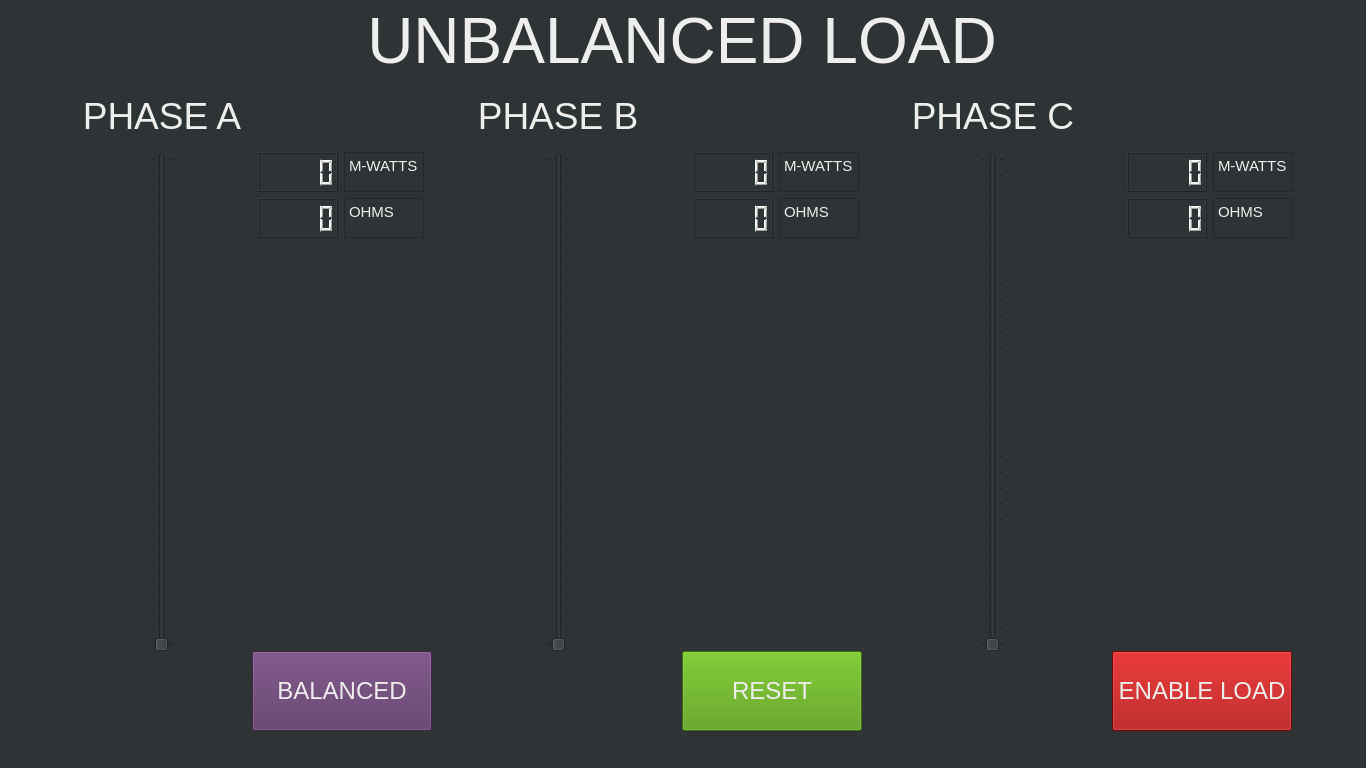
This is LoadControlGUI/Rev2.0/LoadControlGUI_Man.ui in USAFACyberPower/CyberPower as Qt 5 draws it before an edit. The edited form follows.
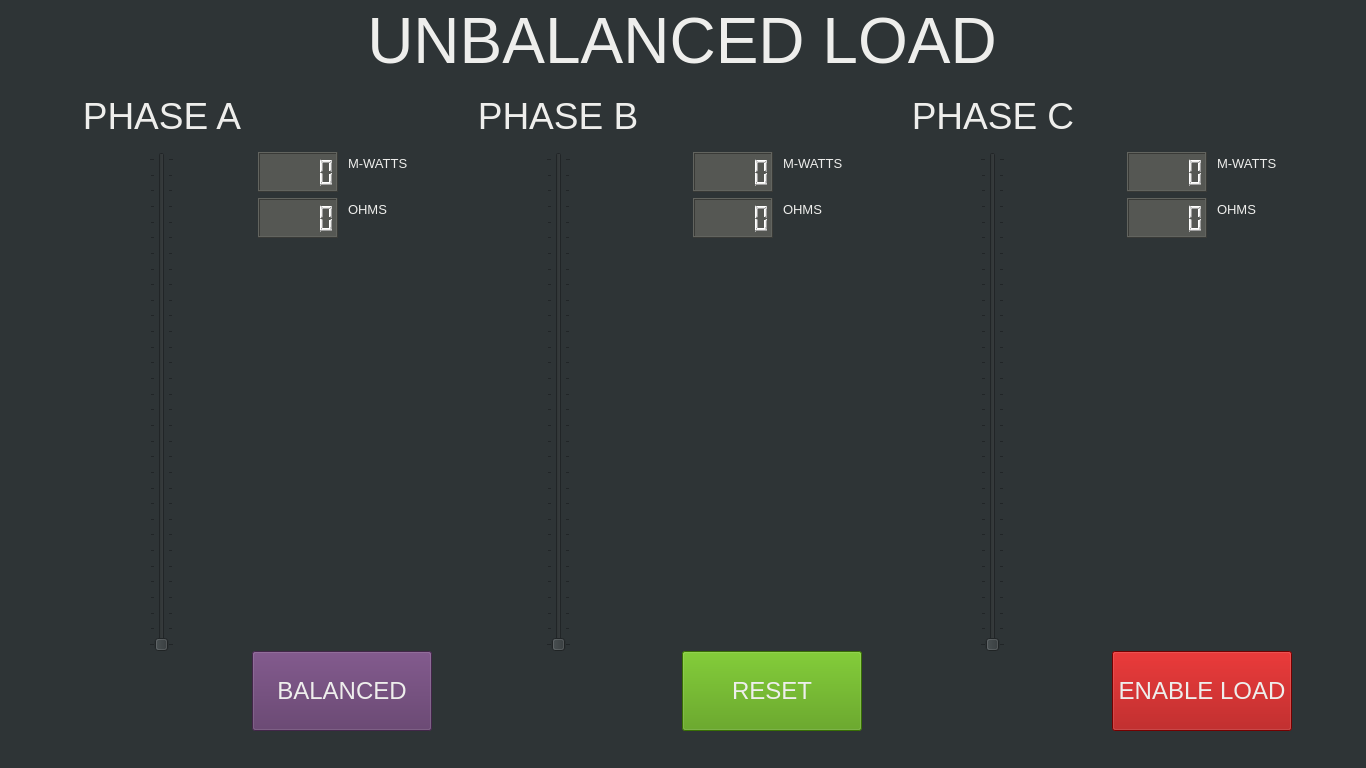
This is the edited form.

Commit message: Load Control GUI balanced complete. Test 1.

What changed in the file:
```diff
--- a/LoadControlGUI/Rev2.0/LoadControlGUI_Man.ui
+++ b/LoadControlGUI/Rev2.0/LoadControlGUI_Man.ui
@@ -380,12 +380,15 @@
             <height>40</height>
            </size>
           </property>
+          <property name="frameShape">
+           <enum>QFrame::NoFrame</enum>
+          </property>
           <property name="html">
            <string>&lt;!DOCTYPE HTML PUBLIC &quot;-//W3C//DTD HTML 4.0//EN&quot; &quot;http://www.w3.org/TR/REC-html40/strict.dtd&quot;&gt;
 &lt;html&gt;&lt;head&gt;&lt;meta name=&quot;qrichtext&quot; content=&quot;1&quot; /&gt;&lt;style type=&quot;text/css&quot;&gt;
 p, li { white-space: pre-wrap; }
 &lt;/style&gt;&lt;/head&gt;&lt;body style=&quot; font-family:'Ubuntu'; font-size:11pt; font-weight:400; font-style:normal;&quot;&gt;
-&lt;p style=&quot; margin-top:0px; margin-bottom:0px; margin-left:0px; margin-right:0px; -qt-block-indent:0; text-indent:0px;&quot;&gt;&lt;span style=&quot; color:#eeeeec;&quot;&gt;OHMS&lt;/span&gt;&lt;/p&gt;&lt;/body&gt;&lt;/html&gt;</string>
+&lt;p style=&quot; margin-top:0px; margin-bottom:0px; margin-left:0px; margin-right:0px; -qt-block-indent:0; text-indent:0px;&quot;&gt;&lt;span style=&quot; font-size:10pt; color:#eeeeec;&quot;&gt;OHMS&lt;/span&gt;&lt;/p&gt;&lt;/body&gt;&lt;/html&gt;</string>
           </property>
          </widget>
         </item>
@@ -403,12 +406,15 @@
             <height>40</height>
            </size>
           </property>
+          <property name="frameShape">
+           <enum>QFrame::NoFrame</enum>
+          </property>
           <property name="html">
            <string>&lt;!DOCTYPE HTML PUBLIC &quot;-//W3C//DTD HTML 4.0//EN&quot; &quot;http://www.w3.org/TR/REC-html40/strict.dtd&quot;&gt;
 &lt;html&gt;&lt;head&gt;&lt;meta name=&quot;qrichtext&quot; content=&quot;1&quot; /&gt;&lt;style type=&quot;text/css&quot;&gt;
 p, li { white-space: pre-wrap; }
 &lt;/style&gt;&lt;/head&gt;&lt;body style=&quot; font-family:'Ubuntu'; font-size:11pt; font-weight:400; font-style:normal;&quot;&gt;
-&lt;p style=&quot; margin-top:0px; margin-bottom:0px; margin-left:0px; margin-right:0px; -qt-block-indent:0; text-indent:0px;&quot;&gt;&lt;span style=&quot; color:#eeeeec;&quot;&gt;M-WATTS&lt;/span&gt;&lt;/p&gt;&lt;/body&gt;&lt;/html&gt;</string>
+&lt;p style=&quot; margin-top:0px; margin-bottom:0px; margin-left:0px; margin-right:0px; -qt-block-indent:0; text-indent:0px;&quot;&gt;&lt;span style=&quot; font-size:10pt; color:#eeeeec;&quot;&gt;M-WATTS&lt;/span&gt;&lt;/p&gt;&lt;/body&gt;&lt;/html&gt;</string>
           </property>
          </widget>
         </item>
@@ -427,7 +433,8 @@
            </size>
           </property>
           <property name="styleSheet">
-           <string notr="true">color: rgb(238, 238, 236);</string>
+           <string notr="true">color: rgb(238, 238, 236);
+background-color: rgb(85, 87, 83);</string>
           </property>
          </widget>
         </item>
@@ -471,12 +478,15 @@
             <height>40</height>
            </size>
           </property>
+          <property name="frameShape">
+           <enum>QFrame::NoFrame</enum>
+          </property>
           <property name="html">
            <string>&lt;!DOCTYPE HTML PUBLIC &quot;-//W3C//DTD HTML 4.0//EN&quot; &quot;http://www.w3.org/TR/REC-html40/strict.dtd&quot;&gt;
 &lt;html&gt;&lt;head&gt;&lt;meta name=&quot;qrichtext&quot; content=&quot;1&quot; /&gt;&lt;style type=&quot;text/css&quot;&gt;
 p, li { white-space: pre-wrap; }
 &lt;/style&gt;&lt;/head&gt;&lt;body style=&quot; font-family:'Ubuntu'; font-size:11pt; font-weight:400; font-style:normal;&quot;&gt;
-&lt;p style=&quot; margin-top:0px; margin-bottom:0px; margin-left:0px; margin-right:0px; -qt-block-indent:0; text-indent:0px;&quot;&gt;&lt;span style=&quot; color:#eeeeec;&quot;&gt;M-WATTS&lt;/span&gt;&lt;/p&gt;&lt;/body&gt;&lt;/html&gt;</string>
+&lt;p style=&quot; margin-top:0px; margin-bottom:0px; margin-left:0px; margin-right:0px; -qt-block-indent:0; text-indent:0px;&quot;&gt;&lt;span style=&quot; font-size:10pt; color:#eeeeec;&quot;&gt;M-WATTS&lt;/span&gt;&lt;/p&gt;&lt;/body&gt;&lt;/html&gt;</string>
           </property>
          </widget>
         </item>
@@ -494,12 +504,15 @@
             <height>40</height>
            </size>
           </property>
+          <property name="frameShape">
+           <enum>QFrame::NoFrame</enum>
+          </property>
           <property name="html">
            <string>&lt;!DOCTYPE HTML PUBLIC &quot;-//W3C//DTD HTML 4.0//EN&quot; &quot;http://www.w3.org/TR/REC-html40/strict.dtd&quot;&gt;
 &lt;html&gt;&lt;head&gt;&lt;meta name=&quot;qrichtext&quot; content=&quot;1&quot; /&gt;&lt;style type=&quot;text/css&quot;&gt;
 p, li { white-space: pre-wrap; }
 &lt;/style&gt;&lt;/head&gt;&lt;body style=&quot; font-family:'Ubuntu'; font-size:11pt; font-weight:400; font-style:normal;&quot;&gt;
-&lt;p style=&quot; margin-top:0px; margin-bottom:0px; margin-left:0px; margin-right:0px; -qt-block-indent:0; text-indent:0px;&quot;&gt;&lt;span style=&quot; color:#eeeeec;&quot;&gt;OHMS&lt;/span&gt;&lt;/p&gt;&lt;/body&gt;&lt;/html&gt;</string>
+&lt;p style=&quot; margin-top:0px; margin-bottom:0px; margin-left:0px; margin-right:0px; -qt-block-indent:0; text-indent:0px;&quot;&gt;&lt;span style=&quot; font-size:10pt; color:#eeeeec;&quot;&gt;OHMS&lt;/span&gt;&lt;/p&gt;&lt;/body&gt;&lt;/html&gt;</string>
           </property>
          </widget>
         </item>
@@ -518,7 +531,8 @@
            </size>
           </property>
           <property name="styleSheet">
-           <string notr="true">color: rgb(238, 238, 236);</string>
+           <string notr="true">color: rgb(238, 238, 236);
+background-color: rgb(85, 87, 83);</string>
           </property>
          </widget>
         </item>
@@ -537,7 +551,8 @@
            </size>
           </property>
           <property name="styleSheet">
-           <string notr="true">color: rgb(238, 238, 236);</string>
+           <string notr="true">color: rgb(238, 238, 236);
+background-color: rgb(85, 87, 83);</string>
           </property>
          </widget>
         </item>
@@ -582,7 +597,8 @@
            </size>
           </property>
           <property name="styleSheet">
-           <string notr="true">color: rgb(238, 238, 236);</string>
+           <string notr="true">color: rgb(238, 238, 236);
+background-color: rgb(85, 87, 83);</string>
           </property>
          </widget>
         </item>
@@ -600,12 +616,15 @@
             <height>40</height>
            </size>
           </property>
+          <property name="frameShape">
+           <enum>QFrame::NoFrame</enum>
+          </property>
           <property name="html">
            <string>&lt;!DOCTYPE HTML PUBLIC &quot;-//W3C//DTD HTML 4.0//EN&quot; &quot;http://www.w3.org/TR/REC-html40/strict.dtd&quot;&gt;
 &lt;html&gt;&lt;head&gt;&lt;meta name=&quot;qrichtext&quot; content=&quot;1&quot; /&gt;&lt;style type=&quot;text/css&quot;&gt;
 p, li { white-space: pre-wrap; }
 &lt;/style&gt;&lt;/head&gt;&lt;body style=&quot; font-family:'Ubuntu'; font-size:11pt; font-weight:400; font-style:normal;&quot;&gt;
-&lt;p style=&quot; margin-top:0px; margin-bottom:0px; margin-left:0px; margin-right:0px; -qt-block-indent:0; text-indent:0px;&quot;&gt;&lt;span style=&quot; color:#eeeeec;&quot;&gt;M-WATTS&lt;/span&gt;&lt;/p&gt;&lt;/body&gt;&lt;/html&gt;</string>
+&lt;p style=&quot; margin-top:0px; margin-bottom:0px; margin-left:0px; margin-right:0px; -qt-block-indent:0; text-indent:0px;&quot;&gt;&lt;span style=&quot; font-size:10pt; color:#eeeeec;&quot;&gt;M-WATTS&lt;/span&gt;&lt;/p&gt;&lt;/body&gt;&lt;/html&gt;</string>
           </property>
          </widget>
         </item>
@@ -623,12 +642,15 @@
             <height>40</height>
            </size>
           </property>
+          <property name="frameShape">
+           <enum>QFrame::NoFrame</enum>
+          </property>
           <property name="html">
            <string>&lt;!DOCTYPE HTML PUBLIC &quot;-//W3C//DTD HTML 4.0//EN&quot; &quot;http://www.w3.org/TR/REC-html40/strict.dtd&quot;&gt;
 &lt;html&gt;&lt;head&gt;&lt;meta name=&quot;qrichtext&quot; content=&quot;1&quot; /&gt;&lt;style type=&quot;text/css&quot;&gt;
 p, li { white-space: pre-wrap; }
 &lt;/style&gt;&lt;/head&gt;&lt;body style=&quot; font-family:'Ubuntu'; font-size:11pt; font-weight:400; font-style:normal;&quot;&gt;
-&lt;p style=&quot; margin-top:0px; margin-bottom:0px; margin-left:0px; margin-right:0px; -qt-block-indent:0; text-indent:0px;&quot;&gt;&lt;span style=&quot; color:#eeeeec;&quot;&gt;OHMS&lt;/span&gt;&lt;/p&gt;&lt;/body&gt;&lt;/html&gt;</string>
+&lt;p style=&quot; margin-top:0px; margin-bottom:0px; margin-left:0px; margin-right:0px; -qt-block-indent:0; text-indent:0px;&quot;&gt;&lt;span style=&quot; font-size:10pt; color:#eeeeec;&quot;&gt;OHMS&lt;/span&gt;&lt;/p&gt;&lt;/body&gt;&lt;/html&gt;</string>
           </property>
          </widget>
         </item>
@@ -647,7 +669,8 @@
            </size>
           </property>
           <property name="styleSheet">
-           <string notr="true">color: rgb(238, 238, 236);</string>
+           <string notr="true">color: rgb(238, 238, 236);
+background-color: rgb(85, 87, 83);</string>
           </property>
          </widget>
         </item>
@@ -666,7 +689,8 @@
            </size>
           </property>
           <property name="styleSheet">
-           <string notr="true">color: rgb(238, 238, 236);</string>
+           <string notr="true">color: rgb(238, 238, 236);
+background-color: rgb(85, 87, 83);</string>
           </property>
          </widget>
         </item>
```
The commit also changes 2 other files.
